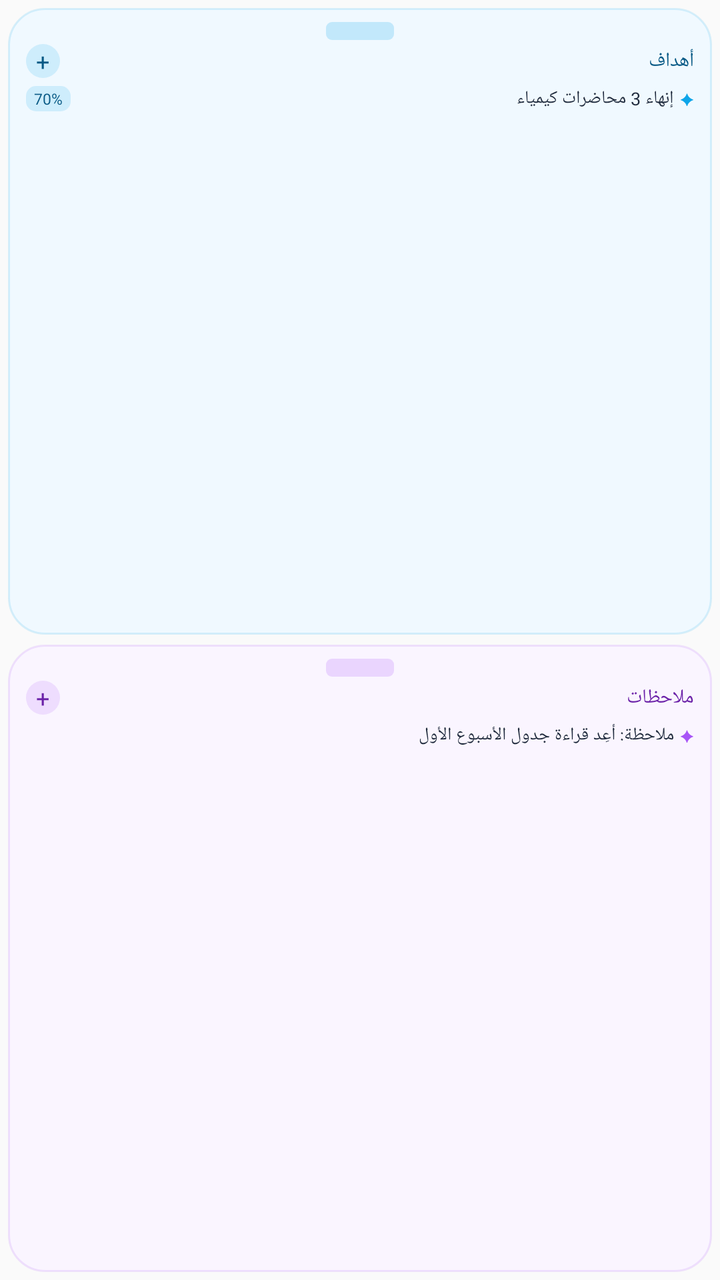
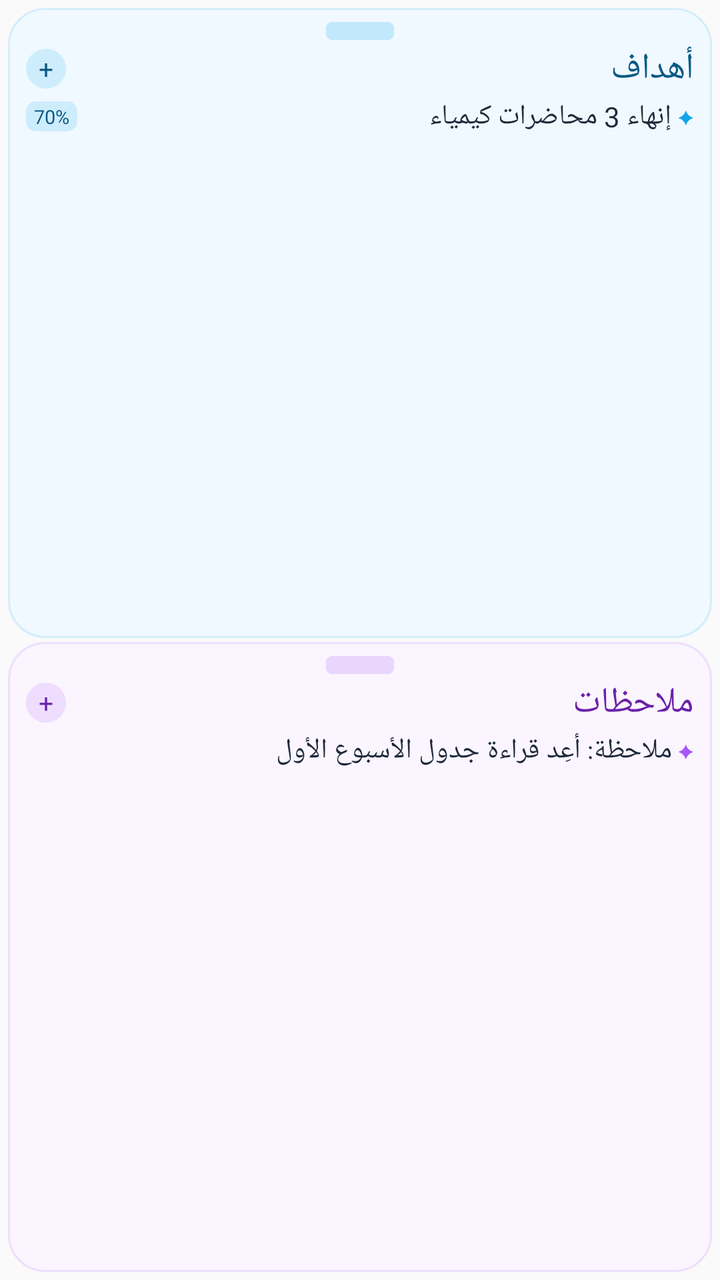

Compare the two renders of this Android layout. The source of the first and the diff that turns it into the second are given below.
<!-- AndroidManifest.xml: application theme AppTheme -->
<!-- res/layout/widget_notes_preview.xml -->
<?xml version="1.0" encoding="utf-8"?>
<LinearLayout xmlns:android="http://schemas.android.com/apk/res/android"
    android:layout_width="match_parent"
    android:layout_height="match_parent"
    android:layoutDirection="rtl"
    android:orientation="vertical"
    android:padding="4dp">

    <LinearLayout
        android:layout_width="match_parent"
        android:layout_height="0dp"
        android:layout_weight="1"
        android:background="@drawable/widget_bg_sticky_goal"
        android:orientation="vertical"
        android:paddingStart="9dp"
        android:paddingTop="18dp"
        android:paddingEnd="9dp"
        android:paddingBottom="6dp">

        <LinearLayout
            android:layout_width="match_parent"
            android:layout_height="wrap_content"
            android:gravity="center_vertical"
            android:orientation="horizontal">

            <TextView
                android:layout_width="0dp"
                android:layout_height="wrap_content"
                android:layout_weight="1"
                android:fontFamily="@font/tajawal_bold"
                android:text="أهداف"
                android:textColor="#FF075985"
                android:textSize="10sp" />

            <TextView
                android:layout_width="17dp"
                android:layout_height="17dp"
                android:background="@drawable/widget_round_blue"
                android:fontFamily="@font/tajawal_bold"
                android:gravity="center"
                android:text="@string/widget_preview_plus"
                android:textColor="#FF075985"
                android:textSize="12sp" />
        </LinearLayout>

        <LinearLayout
            android:layout_width="match_parent"
            android:layout_height="wrap_content"
            android:layout_marginTop="4dp"
            android:gravity="center_vertical"
            android:orientation="horizontal">

            <TextView
                android:layout_width="wrap_content"
                android:layout_height="wrap_content"
                android:fontFamily="@font/tajawal_bold"
                android:text="✦"
                android:textColor="#FF0EA5E9"
                android:textSize="8sp" />

            <TextView
                android:layout_width="0dp"
                android:layout_height="wrap_content"
                android:layout_marginStart="3dp"
                android:layout_weight="1"
                android:fontFamily="@font/tajawal_regular"
                android:maxLines="1"
                android:text="@string/widget_preview_goal_1"
                android:textColor="#FF1E293B"
                android:textSize="9sp" />

            <TextView
                android:layout_width="wrap_content"
                android:layout_height="wrap_content"
                android:background="@drawable/widget_preview_pill_blue"
                android:fontFamily="@font/tajawal_bold"
                android:paddingStart="4dp"
                android:paddingTop="1dp"
                android:paddingEnd="4dp"
                android:paddingBottom="1dp"
                android:text="@string/widget_preview_pct"
                android:textColor="#FF075985"
                android:textSize="7.5sp" />
        </LinearLayout>
    </LinearLayout>

    <LinearLayout
        android:layout_width="match_parent"
        android:layout_height="0dp"
        android:layout_marginTop="5dp"
        android:layout_weight="1"
        android:background="@drawable/widget_bg_sticky_note"
        android:orientation="vertical"
        android:paddingStart="9dp"
        android:paddingTop="18dp"
        android:paddingEnd="9dp"
        android:paddingBottom="6dp">

        <LinearLayout
            android:layout_width="match_parent"
            android:layout_height="wrap_content"
            android:gravity="center_vertical"
            android:orientation="horizontal">

            <TextView
                android:layout_width="0dp"
                android:layout_height="wrap_content"
                android:layout_weight="1"
                android:fontFamily="@font/tajawal_bold"
                android:text="ملاحظات"
                android:textColor="#FF6B21A8"
                android:textSize="10sp" />

            <TextView
                android:layout_width="17dp"
                android:layout_height="17dp"
                android:background="@drawable/widget_round_violet"
                android:fontFamily="@font/tajawal_bold"
                android:gravity="center"
                android:text="@string/widget_preview_plus"
                android:textColor="#FF6B21A8"
                android:textSize="12sp" />
        </LinearLayout>

        <LinearLayout
            android:layout_width="match_parent"
            android:layout_height="wrap_content"
            android:layout_marginTop="4dp"
            android:gravity="center_vertical"
            android:orientation="horizontal">

            <TextView
                android:layout_width="wrap_content"
                android:layout_height="wrap_content"
                android:fontFamily="@font/tajawal_bold"
                android:text="✦"
                android:textColor="#FFA855F7"
                android:textSize="8sp" />

            <TextView
                android:layout_width="0dp"
                android:layout_height="wrap_content"
                android:layout_marginStart="3dp"
                android:layout_weight="1"
                android:fontFamily="@font/tajawal_regular"
                android:maxLines="1"
                android:text="@string/widget_preview_note_2"
                android:textColor="#FF1E293B"
                android:textSize="9sp" />
        </LinearLayout>
    </LinearLayout>
</LinearLayout>
<!-- resources referenced by this layout -->
<resources>
  <!-- drawable widget_bg_sticky_goal (drawable) -->
  <?xml version="1.0" encoding="utf-8"?>
  <layer-list xmlns:android="http://schemas.android.com/apk/res/android">
      <item>
          <shape android:shape="rectangle">
              <solid android:color="#FFF0F9FF" />
              <corners android:radius="18dp" />
              <stroke
                  android:width="1dp"
                  android:color="#260EA5E9" />
          </shape>
      </item>
      <item
          android:width="34dp"
          android:height="9dp"
          android:gravity="top|center_horizontal"
          android:top="7dp">
          <shape android:shape="rectangle">
              <solid android:color="#330EA5E9" />
              <corners android:radius="3dp" />
          </shape>
      </item>
  </layer-list>
  <!-- drawable widget_bg_sticky_note (drawable) -->
  <?xml version="1.0" encoding="utf-8"?>
  <layer-list xmlns:android="http://schemas.android.com/apk/res/android">
      <item>
          <shape android:shape="rectangle">
              <solid android:color="#FFFAF5FF" />
              <corners android:radius="18dp" />
              <stroke
                  android:width="1dp"
                  android:color="#26A855F7" />
          </shape>
      </item>
      <item
          android:width="34dp"
          android:height="9dp"
          android:gravity="top|center_horizontal"
          android:top="7dp">
          <shape android:shape="rectangle">
              <solid android:color="#33A855F7" />
              <corners android:radius="3dp" />
          </shape>
      </item>
  </layer-list>
  <!-- drawable widget_preview_pill_blue (drawable) -->
  <?xml version="1.0" encoding="utf-8"?>
  <shape xmlns:android="http://schemas.android.com/apk/res/android" android:shape="rectangle">
      <solid android:color="#260EA5E9" />
      <corners android:radius="5dp" />
  </shape>
  <!-- drawable widget_round_blue (drawable) -->
  <?xml version="1.0" encoding="utf-8"?>
  <shape xmlns:android="http://schemas.android.com/apk/res/android" android:shape="oval">
      <solid android:color="#260EA5E9" />
  </shape>
  <!-- drawable widget_round_violet (drawable) -->
  <?xml version="1.0" encoding="utf-8"?>
  <shape xmlns:android="http://schemas.android.com/apk/res/android" android:shape="oval">
      <solid android:color="#26A855F7" />
  </shape>
  <string name="widget_preview_goal_1">إنهاء 3 محاضرات كيمياء</string>
  <string name="widget_preview_note_2">ملاحظة: أعِد قراءة جدول الأسبوع الأول</string>
  <string name="widget_preview_pct">70%</string>
  <string name="widget_preview_plus">+</string>
  <style name="AppTheme" parent="Theme.AppCompat.Light.DarkActionBar">
          
          <item name="colorPrimary">@color/colorPrimary</item>
          <item name="colorPrimaryDark">@color/colorPrimaryDark</item>
          <item name="colorAccent">@color/colorAccent</item>
      </style>
</resources>

<!-- the commit's change to res/layout/widget_notes_preview.xml (unified diff, before → after) -->
@@ -15,7 +15,7 @@
         android:paddingStart="9dp"
         android:paddingTop="18dp"
         android:paddingEnd="9dp"
-        android:paddingBottom="6dp">
+        android:paddingBottom="4dp">
 
         <LinearLayout
             android:layout_width="match_parent"
@@ -30,23 +30,23 @@
                 android:fontFamily="@font/tajawal_bold"
                 android:text="أهداف"
                 android:textColor="#FF075985"
-                android:textSize="10sp" />
+                android:textSize="18sp" />
 
             <TextView
-                android:layout_width="17dp"
-                android:layout_height="17dp"
+                android:layout_width="20dp"
+                android:layout_height="20dp"
                 android:background="@drawable/widget_round_blue"
                 android:fontFamily="@font/tajawal_bold"
                 android:gravity="center"
                 android:text="@string/widget_preview_plus"
                 android:textColor="#FF075985"
-                android:textSize="12sp" />
+                android:textSize="13sp" />
         </LinearLayout>
 
         <LinearLayout
             android:layout_width="match_parent"
             android:layout_height="wrap_content"
-            android:layout_marginTop="4dp"
+            android:layout_marginTop="2dp"
             android:gravity="center_vertical"
             android:orientation="horizontal">
 
@@ -56,7 +56,7 @@
                 android:fontFamily="@font/tajawal_bold"
                 android:text="✦"
                 android:textColor="#FF0EA5E9"
-                android:textSize="8sp" />
+                android:textSize="9sp" />
 
             <TextView
                 android:layout_width="0dp"
@@ -67,7 +67,7 @@
                 android:maxLines="1"
                 android:text="@string/widget_preview_goal_1"
                 android:textColor="#FF1E293B"
-                android:textSize="9sp" />
+                android:textSize="14sp" />
 
             <TextView
                 android:layout_width="wrap_content"
@@ -80,21 +80,21 @@
                 android:paddingBottom="1dp"
                 android:text="@string/widget_preview_pct"
                 android:textColor="#FF075985"
-                android:textSize="7.5sp" />
+                android:textSize="9.5sp" />
         </LinearLayout>
     </LinearLayout>
 
     <LinearLayout
         android:layout_width="match_parent"
         android:layout_height="0dp"
-        android:layout_marginTop="5dp"
+        android:layout_marginTop="2dp"
         android:layout_weight="1"
         android:background="@drawable/widget_bg_sticky_note"
         android:orientation="vertical"
         android:paddingStart="9dp"
         android:paddingTop="18dp"
         android:paddingEnd="9dp"
-        android:paddingBottom="6dp">
+        android:paddingBottom="4dp">
 
         <LinearLayout
             android:layout_width="match_parent"
@@ -109,23 +109,23 @@
                 android:fontFamily="@font/tajawal_bold"
                 android:text="ملاحظات"
                 android:textColor="#FF6B21A8"
-                android:textSize="10sp" />
+                android:textSize="18sp" />
 
             <TextView
-                android:layout_width="17dp"
-                android:layout_height="17dp"
+                android:layout_width="20dp"
+                android:layout_height="20dp"
                 android:background="@drawable/widget_round_violet"
                 android:fontFamily="@font/tajawal_bold"
                 android:gravity="center"
                 android:text="@string/widget_preview_plus"
                 android:textColor="#FF6B21A8"
-                android:textSize="12sp" />
+                android:textSize="13sp" />
         </LinearLayout>
 
         <LinearLayout
             android:layout_width="match_parent"
             android:layout_height="wrap_content"
-            android:layout_marginTop="4dp"
+            android:layout_marginTop="2dp"
             android:gravity="center_vertical"
             android:orientation="horizontal">
 
@@ -135,7 +135,7 @@
                 android:fontFamily="@font/tajawal_bold"
                 android:text="✦"
                 android:textColor="#FFA855F7"
-                android:textSize="8sp" />
+                android:textSize="9sp" />
 
             <TextView
                 android:layout_width="0dp"
@@ -146,7 +146,7 @@
                 android:maxLines="1"
                 android:text="@string/widget_preview_note_2"
                 android:textColor="#FF1E293B"
-                android:textSize="9sp" />
+                android:textSize="14sp" />
         </LinearLayout>
     </LinearLayout>
 </LinearLayout>
